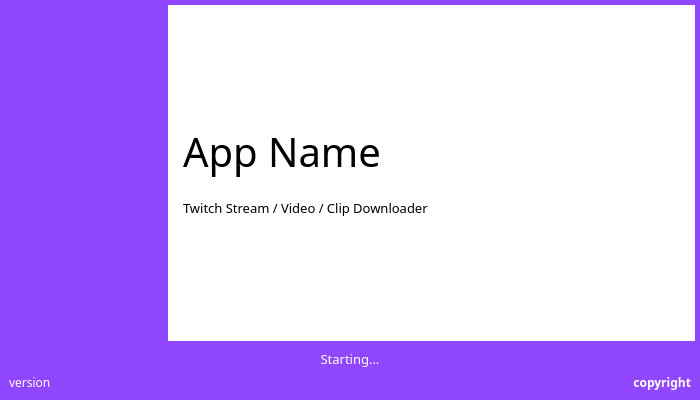
Qt form resources/ui/loading.ui (devhotteok/TwitchLink) before a commit.
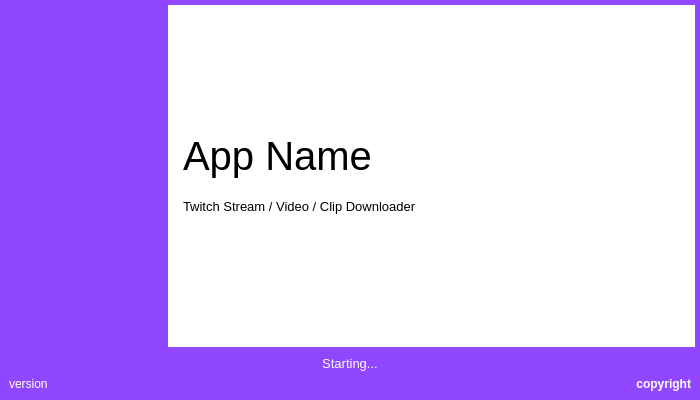
The same form after that commit. Icons and pictures are not drawn.

```diff
--- a/resources/ui/loading.ui
+++ b/resources/ui/loading.ui
@@ -16,14 +16,6 @@
     <verstretch>0</verstretch>
    </sizepolicy>
   </property>
-  <property name="font">
-   <font>
-    <family>Arial Rounded MT Bold</family>
-   </font>
-  </property>
-  <property name="windowTitle">
-   <string>Loading</string>
-  </property>
   <property name="styleSheet">
    <string notr="true">#Dialog {
 	border: 5px solid rgba(145, 71, 255, 255);
@@ -92,16 +84,8 @@
              <height>150</height>
             </size>
            </property>
-           <property name="font">
-            <font>
-             <family>Arial Rounded MT Bold</family>
-            </font>
-           </property>
-           <property name="text">
-            <string/>
-           </property>
            <property name="pixmap">
-            <pixmap>../img/logo-white.png</pixmap>
+            <pixmap>../img/logo_white.png</pixmap>
            </property>
            <property name="scaledContents">
             <bool>true</bool>
@@ -109,6 +93,9 @@
            <property name="alignment">
             <set>Qt::AlignCenter</set>
            </property>
+           <property name="margin">
+            <number>10</number>
+           </property>
           </widget>
          </item>
         </layout>
@@ -136,7 +123,6 @@
            </property>
            <property name="font">
             <font>
-             <family>Arial Rounded MT Bold</family>
              <pointsize>30</pointsize>
             </font>
            </property>
@@ -155,7 +141,6 @@
            </property>
            <property name="font">
             <font>
-             <family>Arial Rounded MT Bold</family>
              <pointsize>10</pointsize>
             </font>
            </property>
@@ -185,7 +170,7 @@
      </property>
      <layout class="QVBoxLayout" name="infoAreaLayout">
       <item>
-       <widget class="QLabel" name="info">
+       <widget class="QLabel" name="status">
         <property name="sizePolicy">
          <sizepolicy hsizetype="Preferred" vsizetype="Fixed">
           <horstretch>0</horstretch>
@@ -194,12 +179,11 @@
         </property>
         <property name="font">
          <font>
-          <family>Arial Rounded MT Bold</family>
           <pointsize>10</pointsize>
          </font>
         </property>
         <property name="styleSheet">
-         <string notr="true">#info {
+         <string notr="true">#status {
 	color: rgba(255, 255, 255, 255);
 }</string>
         </property>
@@ -234,11 +218,6 @@
              <verstretch>0</verstretch>
             </sizepolicy>
            </property>
-           <property name="font">
-            <font>
-             <family>Arial Rounded MT Bold</family>
-            </font>
-           </property>
            <property name="styleSheet">
             <string notr="true">#version {
 	color: rgba(255, 255, 255, 255);
@@ -259,7 +238,6 @@
            </property>
            <property name="font">
             <font>
-             <family>Arial Rounded MT Bold</family>
              <weight>75</weight>
              <bold>true</bold>
             </font>
```
